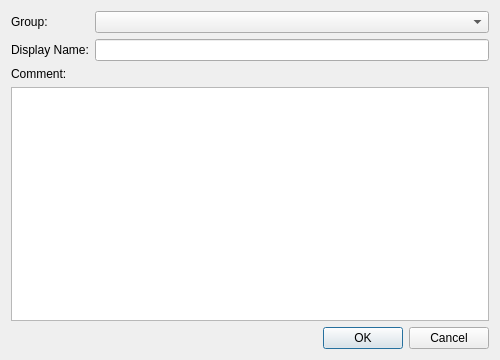
The window that source/client/desktop/management/router_host_dialog.ui (dchapyshev/aspia) describes before a commit, drawn with Qt 5.
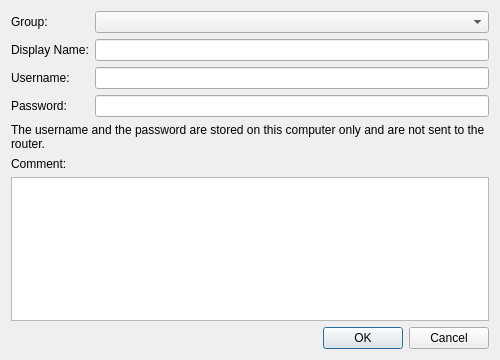
The same window after the commit. Custom widgets are drawn as their Qt base class.

```diff
--- a/source/client/desktop/management/router_host_dialog.ui
+++ b/source/client/desktop/management/router_host_dialog.ui
@@ -39,8 +39,38 @@
      <item row="1" column="1">
       <widget class="QLineEdit" name="edit_display_name"/>
      </item>
+     <item row="2" column="0">
+      <widget class="QLabel" name="label_username">
+       <property name="text">
+        <string>Username:</string>
+       </property>
+      </widget>
+     </item>
+     <item row="2" column="1">
+      <widget class="QLineEdit" name="edit_username"/>
+     </item>
+     <item row="3" column="0">
+      <widget class="QLabel" name="label_password">
+       <property name="text">
+        <string>Password:</string>
+       </property>
+      </widget>
+     </item>
+     <item row="3" column="1">
+      <widget class="PasswordEdit" name="edit_password"/>
+     </item>
     </layout>
    </item>
+   <item>
+    <widget class="QLabel" name="label_credentials_note">
+     <property name="text">
+      <string>The username and the password are stored on this computer only and are not sent to the router.</string>
+     </property>
+     <property name="wordWrap">
+      <bool>true</bool>
+     </property>
+    </widget>
+   </item>
    <item>
     <widget class="QLabel" name="label_comment">
      <property name="text">
@@ -71,6 +101,11 @@
    <extends>QComboBox</extends>
    <header>client/desktop/management/group_combo_box.h</header>
   </customwidget>
+  <customwidget>
+   <class>PasswordEdit</class>
+   <extends>QLineEdit</extends>
+   <header>common/desktop/password_edit.h</header>
+  </customwidget>
  </customwidgets>
  <resources/>
  <connections/>
```
